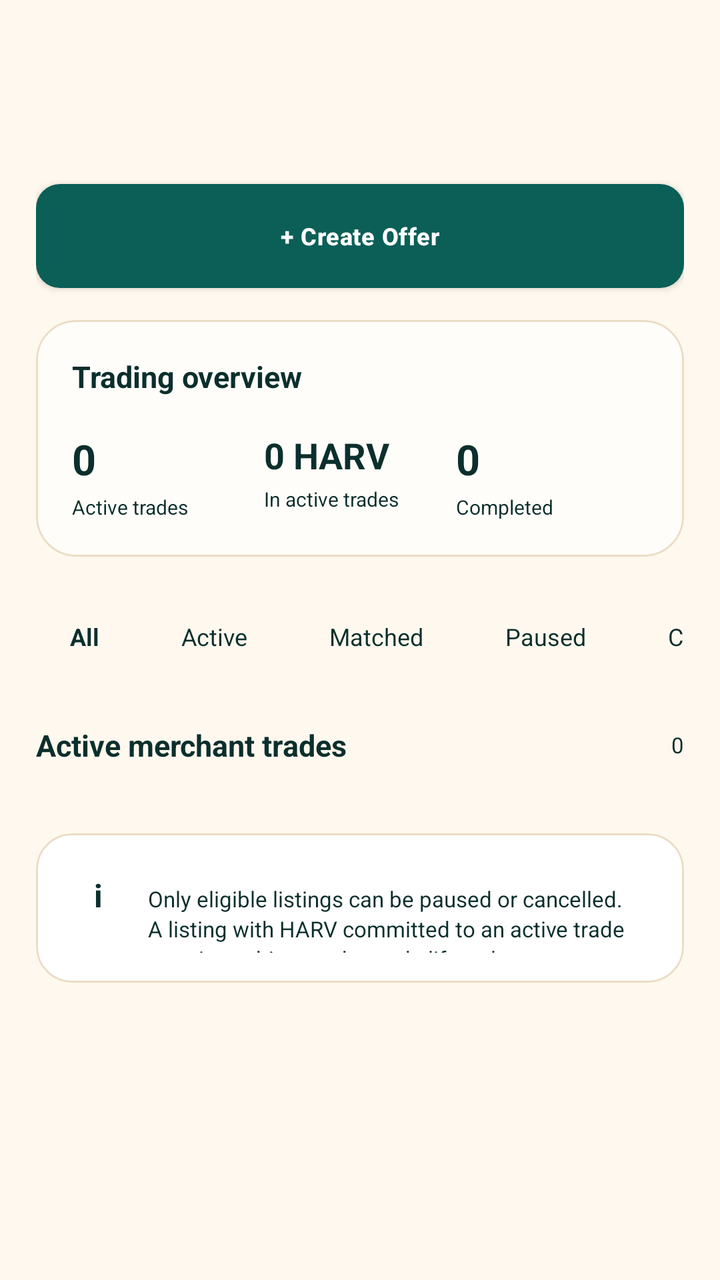
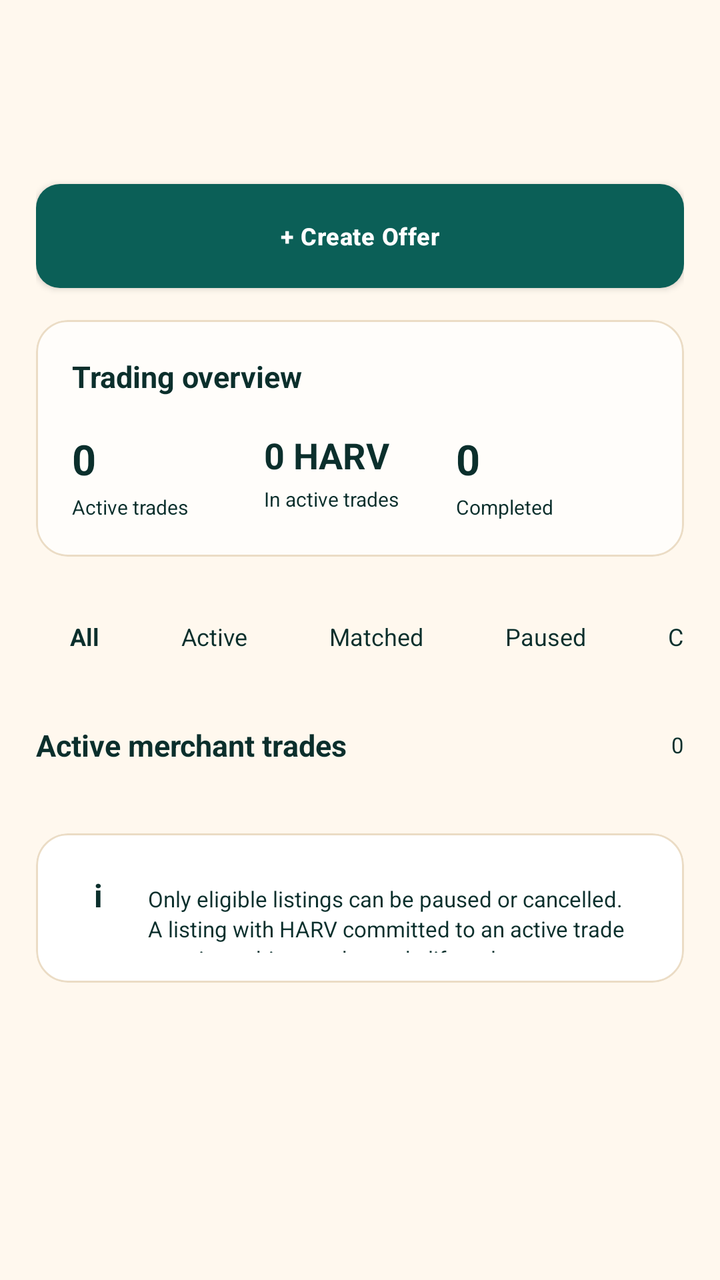

Compare the two renders of this Android layout. The source of the first and the diff that turns it into the second are given below.
<!-- AndroidManifest.xml: application theme AppTheme -->
<!-- res/layout/p2p_merchant_manager.xml -->
<androidx.coordinatorlayout.widget.CoordinatorLayout
	xmlns:android="http://schemas.android.com/apk/res/android"
	xmlns:app="http://schemas.android.com/apk/res-auto"
	xmlns:tools="http://schemas.android.com/tools"
	android:id="@+id/_coordinator"
	android:layout_width="match_parent"
	android:layout_height="match_parent">
	<com.google.android.material.appbar.AppBarLayout
		android:id="@+id/_app_bar"
		android:layout_width="match_parent"
		android:layout_height="wrap_content"
		android:theme="@style/AppTheme.AppBarOverlay"
		app:elevation="0dp"
		android:stateListAnimator="@null">
		<androidx.appcompat.widget.Toolbar
			android:id="@+id/_toolbar"
			android:layout_width="match_parent"
			android:layout_height="?attr/actionBarSize"
			android:background="?attr/appBarColor"
			app:popupTheme="@style/AppTheme.PopupOverlay" />
	</com.google.android.material.appbar.AppBarLayout>
	<androidx.core.widget.NestedScrollView
		android:layout_width="match_parent"
		android:layout_height="match_parent"
		android:background="@color/colorP2pBg"
		android:fillViewport="true"
		android:clipToPadding="false"
		app:layout_behavior="@string/appbar_scrolling_view_behavior">
		<LinearLayout
			android:id="@+id/merchant_manager_root"
			android:layout_width="match_parent"
			android:layout_height="wrap_content"
			android:paddingTop="16dp"
			android:paddingBottom="35dp"
			android:orientation="vertical"
			android:paddingStart="18dp"
			android:paddingEnd="18dp">
			<com.google.android.material.button.MaterialButton
				android:id="@+id/btn_create_offer"
				android:layout_width="match_parent"
				android:layout_height="52dp"
				android:layout_marginTop="20dp"
				android:gravity="center_horizontal|center_vertical"
				android:text="+ Create Offer"
				android:textSize="12sp"
				android:textStyle="bold"
				android:textColor="@color/colorTextOnAccent"
				app:backgroundTint="@color/colorAccent"
				app:cornerRadius="12dp" />
			<com.google.android.material.card.MaterialCardView
				android:id="@+id/card_manager_summary"
				android:layout_width="match_parent"
				android:layout_height="wrap_content"
				android:layout_marginTop="16dp"
				app:cardBackgroundColor="@color/colorOverlayLight"
				app:cardCornerRadius="20dp"
				app:cardElevation="0dp"
				app:strokeColor="@color/colorP2pBorder"
				app:strokeWidth="1dp">
				<LinearLayout
					android:id="@+id/linear239"
					android:layout_width="match_parent"
					android:layout_height="wrap_content"
					android:padding="18dp"
					android:orientation="vertical">
					<TextView
						android:id="@+id/textview141"
						android:layout_width="wrap_content"
						android:layout_height="wrap_content"
						android:text="Trading overview"
						android:textSize="15sp"
						android:textStyle="bold" />
					<LinearLayout
						android:id="@+id/linear240"
						android:layout_width="match_parent"
						android:layout_height="wrap_content"
						android:layout_marginTop="17dp"
						android:orientation="horizontal">
						<LinearLayout
							android:id="@+id/linear241"
							android:layout_width="0dp"
							android:layout_height="wrap_content"
							android:orientation="vertical"
							android:layout_weight="1">
							<TextView
								android:id="@+id/tv_summary_active"
								android:layout_width="wrap_content"
								android:layout_height="wrap_content"
								android:text="0"
								android:textSize="21sp"
								android:textStyle="bold" />
							<TextView
								android:id="@+id/textview142"
								android:layout_width="wrap_content"
								android:layout_height="wrap_content"
								android:layout_marginTop="3dp"
								android:text="Active trades"
								android:textSize="10sp" />
						</LinearLayout>
						<LinearLayout
							android:id="@+id/linear242"
							android:layout_width="0dp"
							android:layout_height="wrap_content"
							android:orientation="vertical"
							android:layout_weight="1">
							<TextView
								android:id="@+id/tv_summary_locked"
								android:layout_width="wrap_content"
								android:layout_height="wrap_content"
								android:text="0 HARV"
								android:textSize="18sp"
								android:textStyle="bold" />
							<TextView
								android:id="@+id/textview143"
								android:layout_width="wrap_content"
								android:layout_height="wrap_content"
								android:layout_marginTop="3dp"
								android:text="In active trades"
								android:textSize="10sp" />
						</LinearLayout>
						<LinearLayout
							android:id="@+id/linear243"
							android:layout_width="0dp"
							android:layout_height="wrap_content"
							android:orientation="vertical"
							android:layout_weight="1">
							<TextView
								android:id="@+id/tv_summary_completed"
								android:layout_width="wrap_content"
								android:layout_height="wrap_content"
								android:text="0"
								android:textSize="21sp"
								android:textStyle="bold" />
							<TextView
								android:id="@+id/textview144"
								android:layout_width="wrap_content"
								android:layout_height="wrap_content"
								android:layout_marginTop="3dp"
								android:text="Completed"
								android:textSize="10sp" />
						</LinearLayout>
					</LinearLayout>
				</LinearLayout>
			</com.google.android.material.card.MaterialCardView>
			<HorizontalScrollView
				android:id="@+id/manager_filter_scroll"
				android:layout_width="match_parent"
				android:layout_height="wrap_content"
				android:layout_marginTop="20dp"
				android:layout_marginBottom="4dp"
				android:scrollbars="none">
				<LinearLayout
					android:id="@+id/manager_filter_container"
					android:layout_width="wrap_content"
					android:layout_height="wrap_content"
					android:orientation="horizontal">
					<TextView
						android:id="@+id/filter_manager_all"
						android:layout_width="wrap_content"
						android:layout_height="40dp"
						android:gravity="center_horizontal|center_vertical"
						android:text="All"
						android:textSize="12sp"
						android:textStyle="bold"
						android:layout_weight="1"
						android:paddingStart="17dp"
						android:paddingEnd="17dp" />
					<TextView
						android:id="@+id/filter_manager_active"
						android:layout_width="wrap_content"
						android:layout_height="40dp"
						android:gravity="center_horizontal|center_vertical"
						android:text="Active"
						android:textSize="12sp"
						android:layout_weight="1"
						android:layout_marginStart="7dp"
						android:paddingStart="17dp"
						android:paddingEnd="17dp" />
					<TextView
						android:id="@+id/filter_manager_matched"
						android:layout_width="wrap_content"
						android:layout_height="40dp"
						android:gravity="center_horizontal|center_vertical"
						android:text="Matched"
						android:textSize="12sp"
						android:layout_weight="1"
						android:layout_marginStart="7dp"
						android:paddingStart="17dp"
						android:paddingEnd="17dp" />
					<TextView
						android:id="@+id/filter_manager_paused"
						android:layout_width="wrap_content"
						android:layout_height="40dp"
						android:gravity="center_horizontal|center_vertical"
						android:text="Paused"
						android:textSize="12sp"
						android:layout_weight="1"
						android:layout_marginStart="7dp"
						android:paddingStart="17dp"
						android:paddingEnd="17dp" />
					<TextView
						android:id="@+id/filter_manager_closed"
						android:layout_width="wrap_content"
						android:layout_height="40dp"
						android:gravity="center_horizontal|center_vertical"
						android:text="Closed"
						android:textSize="12sp"
						android:layout_weight="1"
						android:layout_marginStart="7dp"
						android:paddingStart="17dp"
						android:paddingEnd="17dp" />
				</LinearLayout>
			</HorizontalScrollView>
			<LinearLayout
				android:id="@+id/linear244"
				android:layout_width="match_parent"
				android:layout_height="wrap_content"
				android:layout_marginTop="20dp"
				android:gravity="center_vertical"
				android:orientation="horizontal">
				<TextView
					android:id="@+id/tv_manager_section_title"
					android:layout_width="0dp"
					android:layout_height="wrap_content"
					android:text="Active merchant trades"
					android:textSize="15sp"
					android:textStyle="bold"
					android:layout_weight="1" />
				<TextView
					android:id="@+id/tv_manager_result_count"
					android:layout_width="wrap_content"
					android:layout_height="wrap_content"
					android:text="0"
					android:textSize="11sp" />
			</LinearLayout>
			<androidx.recyclerview.widget.RecyclerView
				android:id="@+id/recycler_merchant_trades"
				android:layout_width="match_parent"
				android:layout_height="wrap_content"
				android:layout_marginTop="10dp"
				android:paddingBottom="10dp"
				android:nestedScrollingEnabled="false"
				android:clipToPadding="false"
				android:overScrollMode="never" />
			<LinearLayout
				android:id="@+id/layout_manager_empty"
				android:layout_width="match_parent"
				android:layout_height="wrap_content"
				android:layout_marginTop="35dp"
				android:padding="30dp"
				android:gravity="center_horizontal|center_vertical"
				android:orientation="vertical"
				android:visibility="gone">
				<TextView
					android:id="@+id/textview145"
					android:layout_width="wrap_content"
					android:layout_height="wrap_content"
					android:text="No merchant trades"
					android:textSize="17sp"
					android:textStyle="bold" />
				<TextView
					android:id="@+id/textview146"
					android:layout_width="match_parent"
					android:layout_height="wrap_content"
					android:layout_marginTop="7dp"
					android:gravity="center_horizontal|center_vertical"
					android:text="Your active listings and matched trades will appear here."
					android:textSize="12sp" />
			</LinearLayout>
			<com.google.android.material.card.MaterialCardView
				android:id="@+id/card_manager_info"
				android:layout_width="match_parent"
				android:layout_height="wrap_content"
				android:layout_marginTop="14dp"
				app:cardBackgroundColor="@color/colorP2pSurface"
				app:cardCornerRadius="18dp"
				app:cardElevation="0dp"
				app:strokeColor="@color/colorP2pBorder"
				app:strokeWidth="1dp">
				<LinearLayout
					android:id="@+id/linear245"
					android:layout_width="match_parent"
					android:layout_height="wrap_content"
					android:padding="15dp"
					android:orientation="horizontal">
					<TextView
						android:id="@+id/textview147"
						android:layout_width="32dp"
						android:layout_height="32dp"
						android:gravity="center_horizontal|center_vertical"
						android:text="i"
						android:textSize="16sp"
						android:textStyle="bold" />
					<TextView
						android:id="@+id/tv_manager_info"
						android:layout_width="0dp"
						android:layout_height="wrap_content"
						android:text="Only eligible listings can be paused or cancelled. A listing with HARV committed to an active trade remains subject to the trade lifecycle."
						android:textSize="11sp"
						android:layout_weight="1"
						android:layout_marginStart="9dp"
						android:lineSpacingExtra="2dp" />
				</LinearLayout>
			</com.google.android.material.card.MaterialCardView>
		</LinearLayout>
	</androidx.core.widget.NestedScrollView>
</androidx.coordinatorlayout.widget.CoordinatorLayout>
<!-- resources referenced by this layout -->
<resources>
  <color name="colorAccent">#0B5F57</color>
  <color name="colorOverlayLight">#B3FFFFFF</color>
  <color name="colorP2pBg">#FFF8EE</color>
  <color name="colorP2pBorder">#EBDCC5</color>
  <color name="colorP2pSurface">#FFFFFF</color>
  <color name="colorTextOnAccent">#FFFFFF</color>
  <style name="AppTheme.AppBarOverlay" parent="ThemeOverlay.MaterialComponents.Light">
          
          <item name="android:textColorPrimary">?attr/onAppBarColor</item>
          <item name="android:textColorSecondary">?attr/onAppBarColor</item>
          <item name="colorControlNormal">?attr/onAppBarColor</item>
          <item name="colorOnSurface">?attr/onAppBarColor</item>
      </style>
  <style name="AppTheme.PopupOverlay" parent="ThemeOverlay.MaterialComponents.Light">
          <item name="popupMenuStyle">@style/HarvanaPopupMenu</item>
          <item name="actionOverflowMenuStyle">@style/HarvanaPopupMenu</item>
      </style>
  <style name="HarvanaPopupMenu" parent="Widget.MaterialComponents.PopupMenu">
          <item name="android:popupBackground">@drawable/bg_popup_menu</item>
          <item name="android:popupElevation">10dp</item>
      </style>
  <style name="HarvanaSpinner" parent="Widget.AppCompat.Spinner">
          <item name="android:popupBackground">@color/colorSurface</item>
          <item name="android:dropDownSelector">@color/colorAccentRipple</item>
      </style>
  <!-- drawable ic_nav_back (drawable) -->
  <?xml version="1.0" encoding="utf-8"?>
  <vector xmlns:android="http://schemas.android.com/apk/res/android"
      android:width="24dp" android:height="24dp" android:viewportWidth="24" android:viewportHeight="24"
      android:autoMirrored="true"
      android:tint="?attr/colorControlNormal">
      <path android:fillColor="#FFFFFFFF" android:pathData="M20,11H7.83l5.59,-5.59L12,4l-8,8 8,8 1.41,-1.41L7.83,13H20v-2z" />
  </vector>
  <style name="HarvanaTextView" parent="android:Widget.TextView">
          <item name="android:textColor">@color/colorTextPrimary</item>
      </style>
  <color name="colorBackground">#FFF8EE</color>
  <color name="colorTextPrimary">#0B2F2C</color>
  <color name="colorAccentDark">#084A44</color>
  <color name="colorError">#C8443F</color>
  <color name="colorTextPrimaryWhite">#FFFFFF</color>
  <color name="colorControlNormal">#587570</color>
  <color name="colorAccentRipple">#1A0B5F57</color>
  <color name="colorAccentStroke">#330B5F57</color>
  <color name="colorAccentStrong">#053D3A</color>
  <color name="colorSurface">#FFFFFF</color>
  <color name="colorTextSecondary">#3F5F5A</color>
  <color name="colorTextTertiary">#587570</color>
  <!-- drawable bg_popup_menu (drawable) -->
  <?xml version="1.0" encoding="utf-8"?>
  <shape xmlns:android="http://schemas.android.com/apk/res/android" android:shape="rectangle">
      <solid android:color="@color/colorPopupSurface" />
      <stroke android:width="1dp" android:color="@color/colorCardStroke" />
      <corners android:radius="14dp" />
  </shape>
  <style name="HarvanaDialogButton" parent="Widget.MaterialComponents.Button.TextButton.Dialog">
          <item name="android:textColor">@color/colorAccent</item>
          <item name="android:minHeight">48dp</item>
      </style>
  <style name="HarvanaBottomSheetStyle" parent="Widget.MaterialComponents.BottomSheet.Modal">
          <item name="backgroundTint">?attr/colorSurface</item>
          <item name="shapeAppearanceOverlay">@style/HarvanaBottomSheetShape</item>
      </style>
  <color name="colorPopupSurface">#F6E9D2</color>
  <color name="colorCardStroke">#EBDCC5</color>
  <style name="HarvanaBottomSheetShape" parent="">
          <item name="cornerFamily">rounded</item>
          <item name="cornerSizeTopLeft">20dp</item>
          <item name="cornerSizeTopRight">20dp</item>
          <item name="cornerSizeBottomLeft">0dp</item>
          <item name="cornerSizeBottomRight">0dp</item>
      </style>
  <!-- unchanged entries left out for length: 5 -->
</resources>

<!-- the commit's change to res/layout/p2p_merchant_manager.xml (unified diff, before → after) -->
@@ -53,7 +53,7 @@
 				android:layout_height="wrap_content"
 				android:layout_marginTop="16dp"
 				app:cardBackgroundColor="@color/colorOverlayLight"
-				app:cardCornerRadius="20dp"
+				app:cardCornerRadius="16dp"
 				app:cardElevation="0dp"
 				app:strokeColor="@color/colorP2pBorder"
 				app:strokeWidth="1dp">
@@ -272,8 +272,8 @@
 				android:layout_width="match_parent"
 				android:layout_height="wrap_content"
 				android:layout_marginTop="14dp"
-				app:cardBackgroundColor="@color/colorP2pSurface"
-				app:cardCornerRadius="18dp"
+				app:cardBackgroundColor="@color/colorSurface"
+				app:cardCornerRadius="16dp"
 				app:cardElevation="0dp"
 				app:strokeColor="@color/colorP2pBorder"
 				app:strokeWidth="1dp">
<!-- resource entries referenced after the edit -->
@@ -2,9 +2,8 @@
 <resources>
   <color name="colorAccent">#0B5F57</color>
   <color name="colorOverlayLight">#B3FFFFFF</color>
-  <color name="colorP2pBg">#FFF8EE</color>
-  <color name="colorP2pBorder">#EBDCC5</color>
-  <color name="colorP2pSurface">#FFFFFF</color>
+  <color name="colorP2pBg">@color/colorBackground</color>
+  <color name="colorP2pBorder">@color/colorCardStroke</color>
   <color name="colorTextOnAccent">#FFFFFF</color>
   <style name="AppTheme.AppBarOverlay" parent="ThemeOverlay.MaterialComponents.Light">
           
@@ -63,7 +62,7 @@
           <item name="backgroundTint">?attr/colorSurface</item>
           <item name="shapeAppearanceOverlay">@style/HarvanaBottomSheetShape</item>
       </style>
-  <color name="colorPopupSurface">#F6E9D2</color>
+  <color name="colorPopupSurface">@color/colorSurface</color>
   <color name="colorCardStroke">#EBDCC5</color>
   <style name="HarvanaBottomSheetShape" parent="">
           <item name="cornerFamily">rounded</item>
